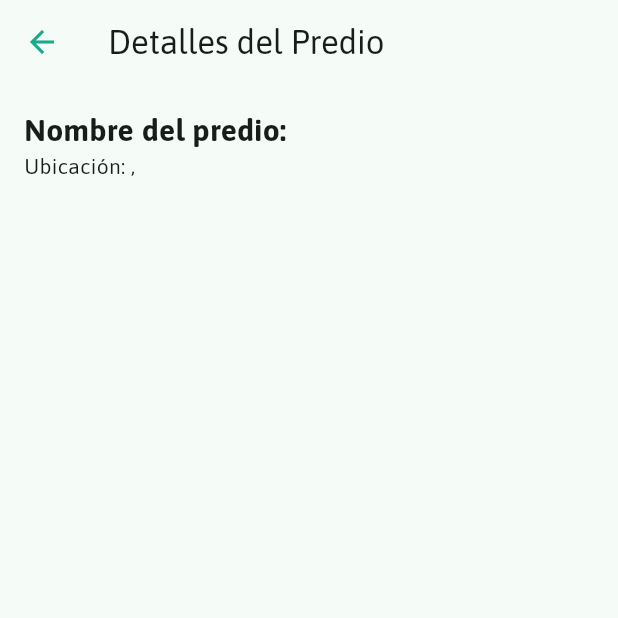
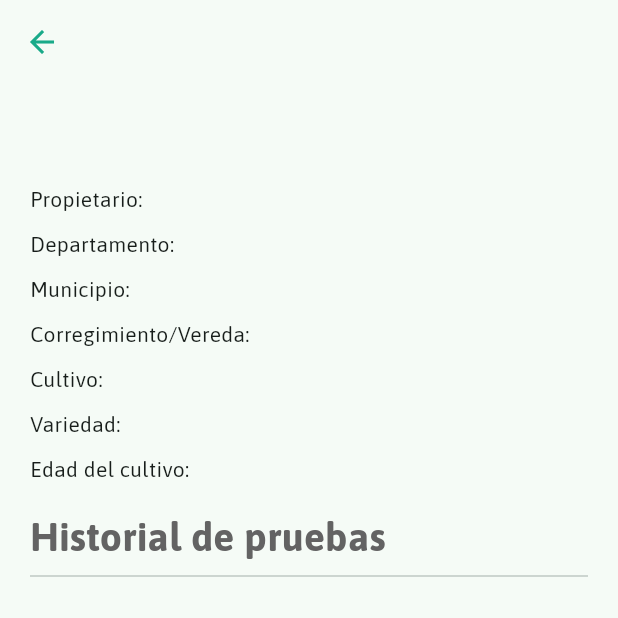
Before and after one commit to AgnerVillaFabrega/MixCosechas, a Flutter app: the PredioProfileView screen opened directly with empty values, on a phone screen of 412 x 824 dp, the top half of it. Run offline on Flutter 3.47's test engine with Material 2 defaults, Android fonts, the phone set to English and light mode, and no system bars; our stand-ins replace cloud_firestore, csv, firebase_auth, firebase_core, flutter_typeahead; accounts and stored records are empty.

Commit message:
Fix: predio profile screen

```diff
--- a/lib/presentation/screens/predio_profile_screen.dart
+++ b/lib/presentation/screens/predio_profile_screen.dart
@@ -10,18 +10,48 @@ class PredioProfileView extends StatelessWidget {
   Widget build(BuildContext context) {
     return Scaffold(
       appBar: AppBar(
-        title: Text('Detalles del Predio'),
+        //title: const Text('Detalles del Predio'),
       ),
       body: Padding(
-        padding: const EdgeInsets.all(16.0),
-        child: Column(
-          crossAxisAlignment: CrossAxisAlignment.start,
-          children: [
-            Text('Nombre del predio: ${predio.nombre}',
-                style: TextStyle(fontSize: 20, fontWeight: FontWeight.bold)),
-            Text('Ubicación: ${predio.departamento}, ${predio.municipio}'),
-            // Agrega más detalles del predio aquí
-          ],
+        padding: const EdgeInsets.all(20.0),
+        child: SingleChildScrollView(
+          child: Column(
+            crossAxisAlignment: CrossAxisAlignment.start,
+            children: [
+              Text(
+                predio.nombre,
+                style: const TextStyle(
+                  fontWeight: FontWeight.bold,
+                  fontSize: 26
+                ),
+              ),
+              const SizedBox(height: 10),
+              Text('Propietario: ${predio.nombrePropietario}'),
+              const SizedBox(height: 10),
+              Text('Departamento: ${predio.departamento}'),
+              const SizedBox(height: 10),
+              Text('Municipio: ${predio.municipio}'),
+              const SizedBox(height: 10),
+              Text('Corregimiento/Vereda: ${predio.corregimientoVereda}'),
+              const SizedBox(height: 10),
+              Text('Cultivo: ${predio.cultivo}'),
+              const SizedBox(height: 10),
+              Text('Variedad: ${predio.variedad}'),
+              const SizedBox(height: 10),
+              Text('Edad del cultivo: ${predio.edad}'),
+              const SizedBox(height: 16),
+              const Text(
+                "Historial de pruebas",
+                style: TextStyle(
+                  fontWeight: FontWeight.bold,
+                  fontSize: 26,
+                  color: Color(0XFF636363)
+                ),
+              ),
+              const Divider()
+
+            ],
+          ),
         ),
       ),
     );
--- a/lib/presentation/widgets/sistema_foliar_widget.dart
+++ b/lib/presentation/widgets/sistema_foliar_widget.dart
@@ -491,9 +491,9 @@ class _SistemaFoliarWidgetState extends State<SistemaFoliarWidget> {
 
         _serviceFirebase.addPruebaSistemaFoliar(pruebaSistemaFoliar);
 
-        final List<String> nombreCompuestos = pruebaSistemaFoliar.nombreCompuestos;
+        // final List<String> nombreCompuestos = pruebaSistemaFoliar.nombreCompuestos;
 
-        final List<String> valorCompuestos = pruebaSistemaFoliar.valorCompuestos;
+        // final List<String> valorCompuestos = pruebaSistemaFoliar.valorCompuestos;
 
         showDialog(
           context: context,
```
